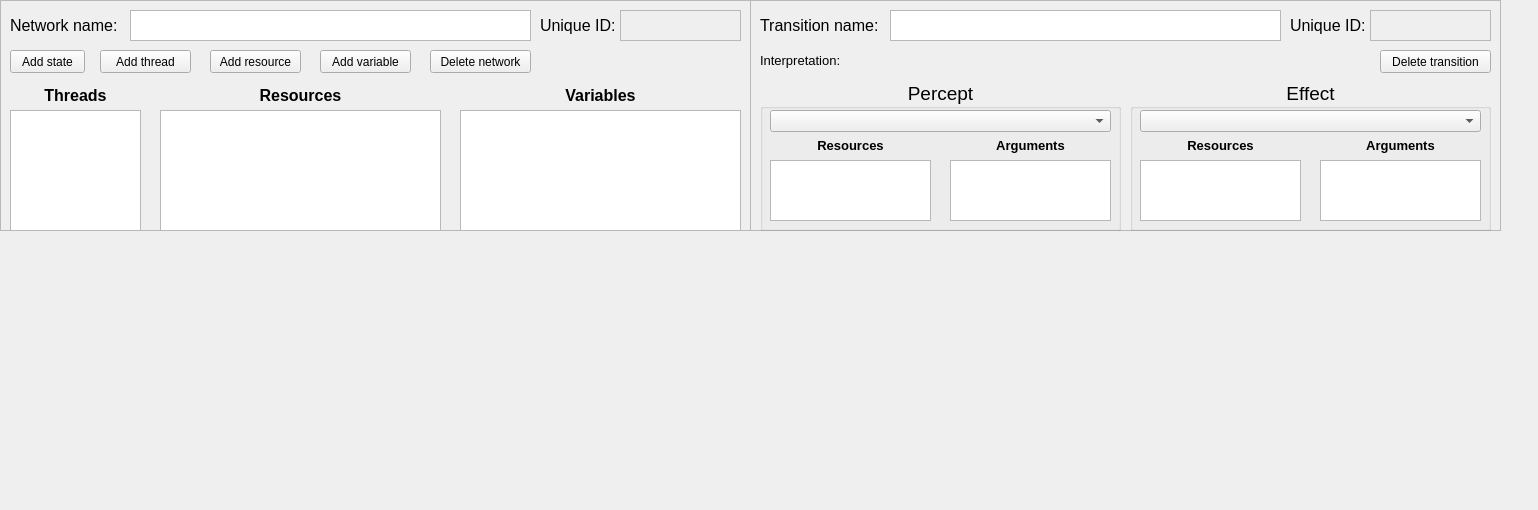
leiftiger/EG_Tools, file editor/UI/UI_NetworkContainer.ui: the form before one commit.
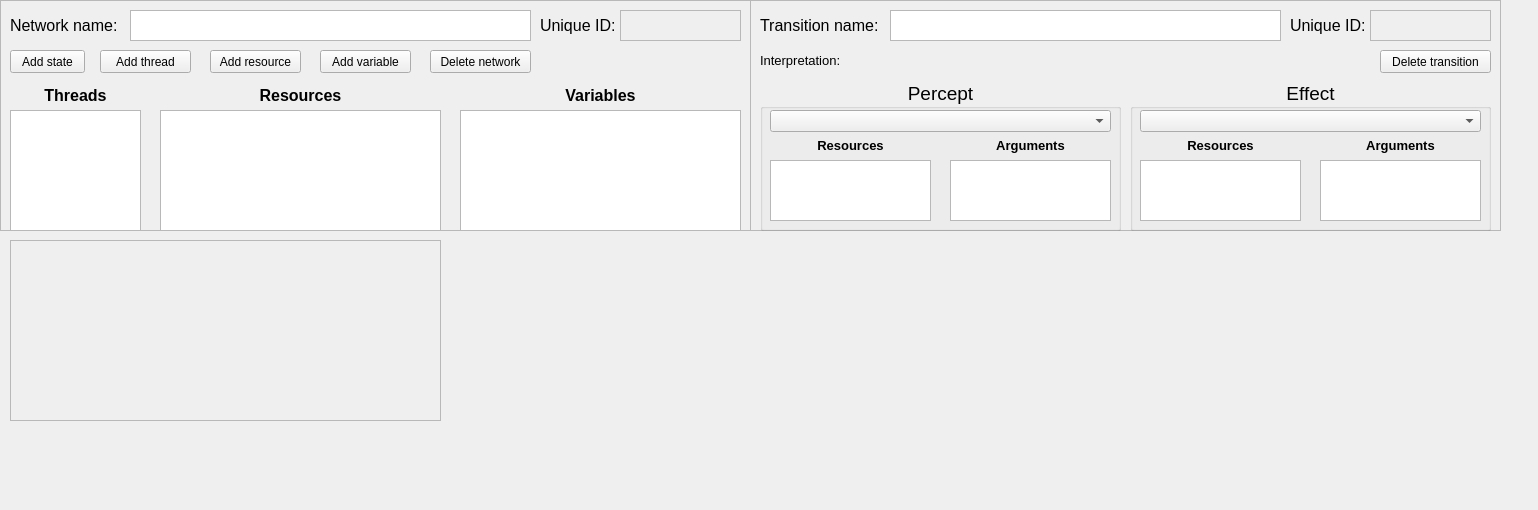
The form after the commit. Custom widgets are drawn as their Qt base class.

Patch:
```diff
--- a/editor/UI/UI_NetworkContainer.ui
+++ b/editor/UI/UI_NetworkContainer.ui
@@ -712,8 +712,42 @@
     </property>
    </widget>
   </widget>
+  <widget class="QFrame" name="frameStates">
+   <property name="geometry">
+    <rect>
+     <x>10</x>
+     <y>240</y>
+     <width>431</width>
+     <height>181</height>
+    </rect>
+   </property>
+   <property name="frameShape">
+    <enum>QFrame::StyledPanel</enum>
+   </property>
+   <property name="frameShadow">
+    <enum>QFrame::Raised</enum>
+   </property>
+  </widget>
+  <widget class="UI_ConnectorEnd" name="connectorNetwork" native="true">
+   <property name="geometry">
+    <rect>
+     <x>440</x>
+     <y>230</y>
+     <width>21</width>
+     <height>21</height>
+    </rect>
+   </property>
+  </widget>
  </widget>
  <layoutdefault spacing="6" margin="11"/>
+ <customwidgets>
+  <customwidget>
+   <class>UI_ConnectorEnd</class>
+   <extends>QWidget</extends>
+   <header>UI_ConnectorEnd.h</header>
+   <container>1</container>
+  </customwidget>
+ </customwidgets>
  <resources/>
  <connections/>
 </ui>
```
Left out of the diff: 2 changed lines with no effect on the pictures.
